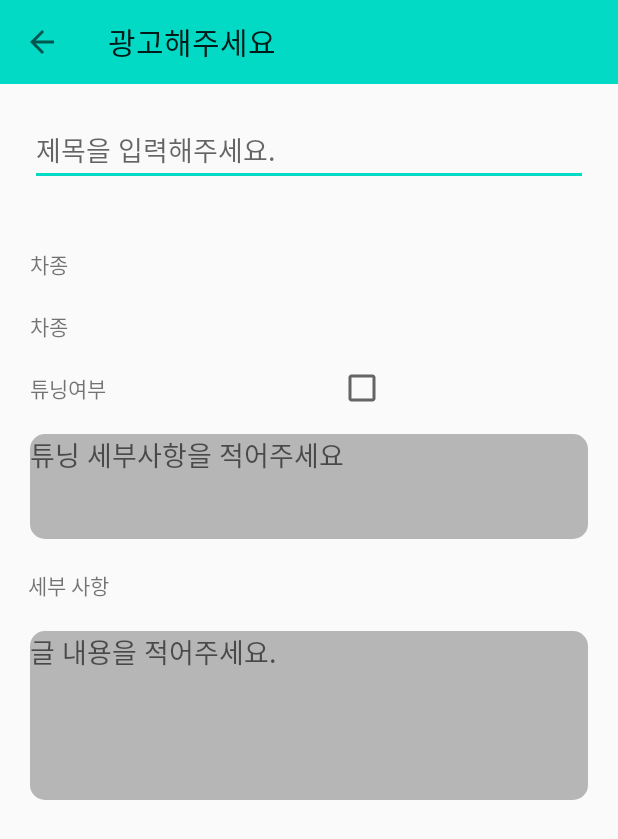
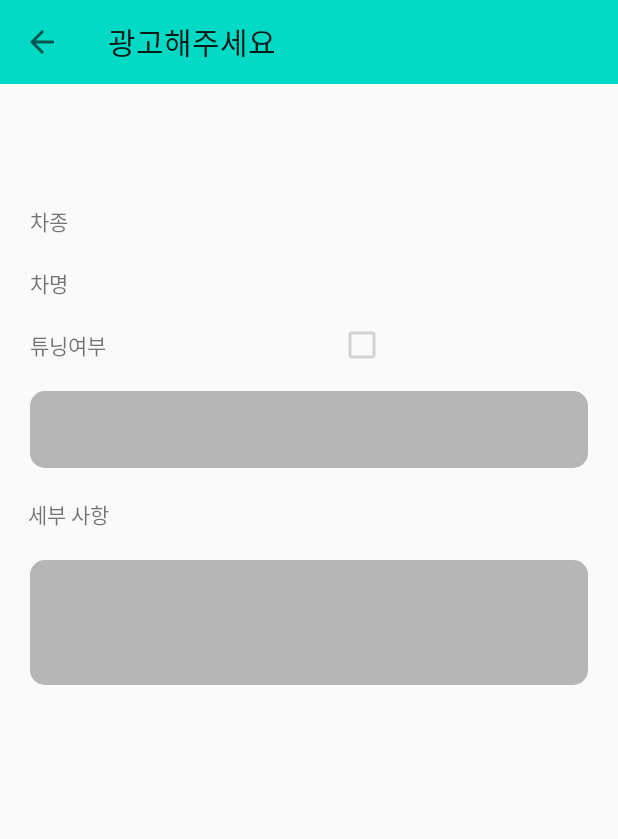
Before and after one commit to inthesnow/snow, an Android app: the AdvisorViewActivity screen opened directly, with no data from a screen before it, on a phone screen of 412 x 824 dp. Shown: the top 839 px of the screen. Run offline under Robolectric (Android 15) with nearby library versions, the phone set to English and light mode, and no system bars; our stand-ins replace data binding.

Commit message:
드라이버 뷰 에딧텍스트 -> 텍스트뷰 뷰리스트 리스폰즈 추가

```diff
--- a/app/src/main/res/layout/activity_view_driver.xml
+++ b/app/src/main/res/layout/activity_view_driver.xml
@@ -21,7 +21,7 @@
             app:layout_constraintTop_toBottomOf="@+id/includeAppBar"
             app:layout_constraintVertical_bias="0">
 
-            <EditText
+            <TextView
                 android:id="@+id/viewDriverTitleEdit"
                 android:layout_width="match_parent"
                 android:layout_height="wrap_content"
@@ -29,11 +29,9 @@
                 android:layout_marginTop="20dp"
                 android:layout_marginEnd="20dp"
                 android:layout_marginBottom="20dp"
-                android:hint="제목을 입력해주세요."
                 app:layout_constraintEnd_toEndOf="parent"
                 app:layout_constraintStart_toStartOf="parent"
-                app:layout_constraintTop_toTopOf="parent"
-                tools:ignore="MissingConstraints" />
+                app:layout_constraintTop_toTopOf="parent" />
 
             <ImageView
                 android:id="@+id/viewDriverline"
@@ -65,7 +63,6 @@
                 app:layout_constraintEnd_toEndOf="parent"
                 app:layout_constraintStart_toEndOf="@id/viewDriverCarKindTextView"
                 app:layout_constraintTop_toTopOf="@+id/viewDriverCarKindTextView"
-                tools:ignore="MissingConstraints"
                 tools:text="고정값" />
 
             <TextView
@@ -76,7 +73,7 @@
                 android:layout_marginTop="20dp"
                 android:layout_marginEnd="20dp"
                 android:layout_marginBottom="20dp"
-                android:text="차종"
+                android:text="차명"
                 app:layout_constraintHorizontal_bias="1"
                 app:layout_constraintStart_toStartOf="parent"
                 app:layout_constraintTop_toBottomOf="@+id/viewDriverCarKindTextView"
@@ -109,6 +106,7 @@
 
             <CheckBox
                 android:id="@+id/viewDriverTuningCheck"
+                android:enabled="false"
                 android:layout_width="wrap_content"
                 android:layout_height="wrap_content"
                 app:layout_constraintBottom_toBottomOf="@+id/viewDriverTuningTextView"
@@ -116,7 +114,7 @@
                 app:layout_constraintStart_toEndOf="@id/viewDriverTuningTextView"
                 app:layout_constraintTop_toTopOf="@+id/viewDriverTuningTextView" />
 
-            <EditText
+            <TextView
                 android:id="@+id/viewDriverTuningEdit"
                 android:layout_width="match_parent"
                 android:layout_height="wrap_content"
@@ -126,7 +124,6 @@
                 android:layout_marginBottom="20dp"
                 android:background="@drawable/view_edit_background"
                 android:gravity="start"
-                android:hint="튜닝 세부사항을 적어주세요"
                 android:minLines="3"
                 app:layout_constraintEnd_toEndOf="@+id/viewDriverTuningCheck"
                 app:layout_constraintHorizontal_bias="0"
@@ -144,7 +141,7 @@
                 app:layout_constraintStart_toStartOf="@+id/viewDriverTuningTextView"
                 app:layout_constraintTop_toBottomOf="@+id/viewDriverTuningEdit" />
 
-            <EditText
+            <TextView
                 android:id="@+id/viewDriverviewEdit"
                 android:layout_width="match_parent"
                 android:layout_height="wrap_content"
@@ -154,7 +151,6 @@
                 android:layout_marginBottom="20dp"
                 android:background="@drawable/view_edit_background"
                 android:gravity="start"
-                android:hint="글 내용을 적어주세요."
                 android:minLines="5"
                 app:layout_constraintEnd_toEndOf="@+id/viewDriverTuningEdit"
                 app:layout_constraintHorizontal_bias="0"
```
Also changed, not shown: app/src/main/java/com/example/mycarad/data/DriverViewListResponse.java (added, +17 -0 lines).
